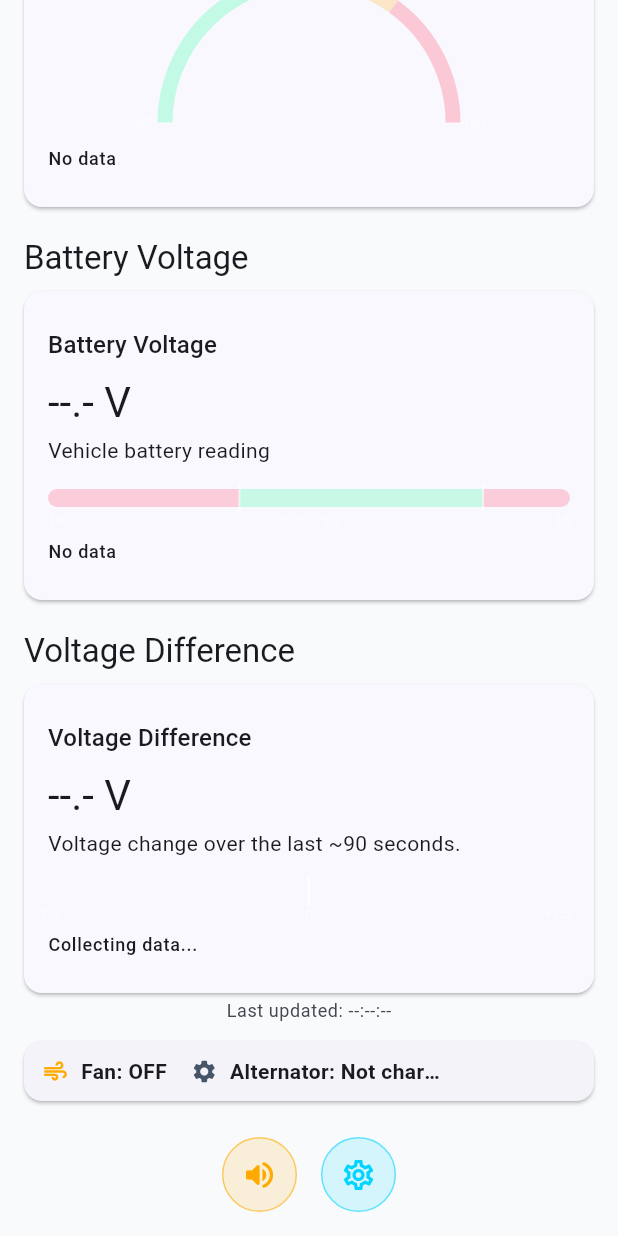
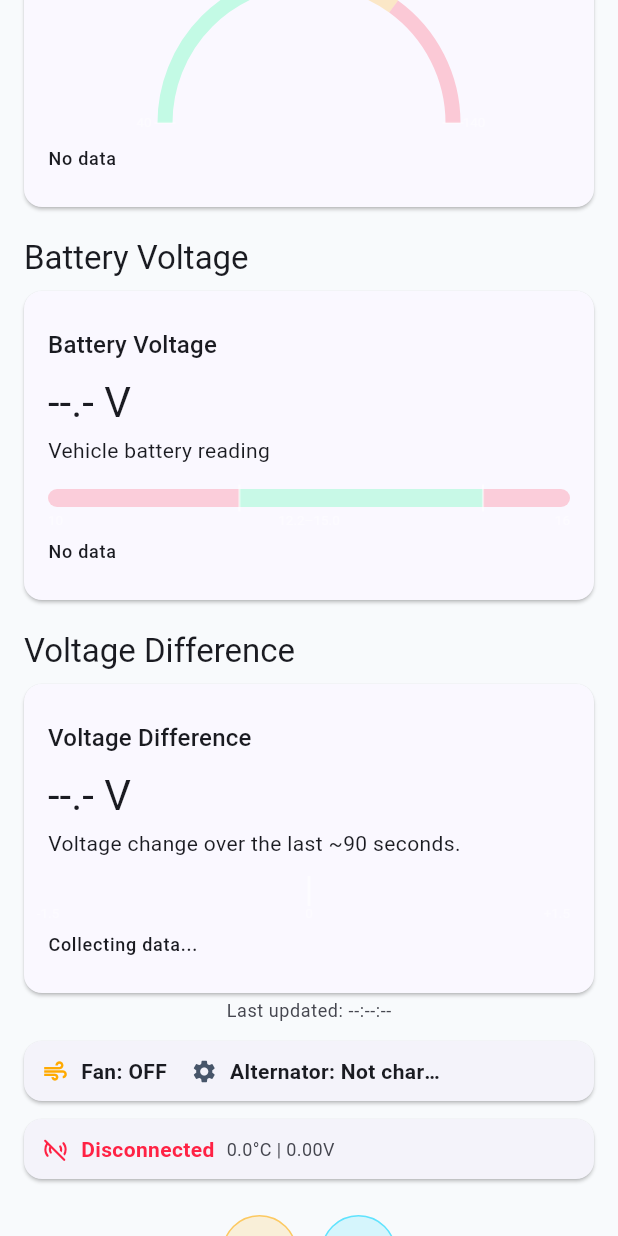
Before and after one commit to ahmadtefa/car_guard, a Flutter app: the screen it shows after launch, scrolled down 212 dp, on a phone screen of 412 x 824 dp. Run offline on Flutter 3.47's test engine with Material 3 defaults, Android fonts, the phone set to English and light mode, and no system bars; our stand-ins replace audioplayers, connectivity_plus, file_picker, flutter_local_notifications, flutter_riverpod, go_router and 2 more; missing offline and left inert: flutter_foreground_task; network calls fail.

Commit message:
Replace the top alerts banner with a compact system status card
Same size as the fan/alternator row, placed right under it:
- green 'System OK' with a live temp|volt summary when everything is fine
- amber warning / red critical with the most urgent active alert title
- red 'Disconnected' when the module is unreachable
The floating alerts banner and its top spacing are removed.

Co-authored-by: arena-agent <297053741+arena-agent@users.noreply.github.com>

```diff
--- a/files.txt
+++ b/files.txt
@@ -83,6 +83,7 @@ lib/features/dashboard/widgets/mini_gauges.dart
 lib/features/dashboard/widgets/module_limits_card.dart
 lib/features/dashboard/widgets/more_gauges.dart
 lib/features/dashboard/widgets/reading_chart_card.dart
+lib/features/dashboard/widgets/system_status_card.dart
 lib/features/dashboard/widgets/voltage_delta_card.dart
 lib/features/dashboard/widgets/voltage_difference_card.dart
 lib/features/device/models/device_data.dart
--- a/lib/core/l10n/app_l10n.dart
+++ b/lib/core/l10n/app_l10n.dart
@@ -81,6 +81,7 @@ class AppL10n {
   String notChargingV(String volt) =>
       isAr ? 'لا يشحن ($volt فولت)' : 'Not charging ($volt V)';
 
+  String get systemOk => isAr ? 'النظام يعمل' : 'System OK';
   String get readingsAndCharts => isAr
       ? 'القراءات والرسوم البيانية'
       : 'Readings & charts';
--- a/lib/features/dashboard/pages/dashboard_page.dart
+++ b/lib/features/dashboard/pages/dashboard_page.dart
@@ -16,10 +16,8 @@ import '../../../core/providers/device_provider.dart';
 import '../../../core/providers/effective_settings_provider.dart';
 import '../../settings/providers/settings_provider.dart';
 import '../models/dashboard_state.dart';
-import '../providers/alerts_provider.dart';
 import '../providers/dashboard_provider.dart';
 import '../providers/readings_history_provider.dart';
-import '../widgets/alerts_banner.dart';
 import '../widgets/battery_voltage_card.dart';
 import '../widgets/compact_status_row.dart';
 import '../widgets/dashboard_gauges.dart';
@@ -28,6 +26,7 @@ import '../widgets/fullscreen_hud_page.dart';
 import '../widgets/more_gauges.dart';
 import '../widgets/module_limits_card.dart';
 import '../widgets/reading_chart_card.dart';
+import '../widgets/system_status_card.dart';
 import '../widgets/voltage_delta_card.dart';
 
 /// Full-screen dashboard.
@@ -613,7 +612,6 @@ class _DashboardPageState extends ConsumerState<DashboardPage> {
   @override
   Widget build(BuildContext context) {
     final state = ref.watch(dashboardProvider);
-    final activeAlerts = ref.watch(alertsProvider).active;
 
     final l = ref.watch(l10nProvider);
 
@@ -634,11 +632,6 @@ class _DashboardPageState extends ConsumerState<DashboardPage> {
                 child: Column(
                   crossAxisAlignment: CrossAxisAlignment.start,
                   children: [
-                    if (activeAlerts.isNotEmpty) ...[
-                      AlertsBanner(alerts: activeAlerts),
-                      const SizedBox(height: AppSpacing.md),
-                    ],
-
                     // Gauges live at the very top of the screen.
                     _buildGaugeArea(
                       settings: settings,
@@ -663,6 +656,10 @@ class _DashboardPageState extends ConsumerState<DashboardPage> {
                     const SizedBox(height: AppSpacing.md),
 
                     const FanAlternatorRow(),
+
+                    const SizedBox(height: AppSpacing.md),
+
+                    const SystemStatusCard(),
 
                     const SizedBox(height: AppSpacing.xl),
 
--- /dev/null
+++ b/lib/features/dashboard/widgets/system_status_card.dart
@@ -0,0 +1,98 @@
+import 'package:flutter/material.dart';
+import 'package:flutter_riverpod/flutter_riverpod.dart';
+
+import '../../../core/constants/app_colors.dart';
+import '../../../core/constants/app_spacing.dart';
+import '../../../core/l10n/app_l10n.dart';
+import '../../../core/models/device_alert.dart';
+import '../../../core/providers/device_status_provider.dart';
+import '../providers/alerts_provider.dart';
+
+/// Compact system status card — the twin of the fan/alternator row:
+/// green "system OK" normally, or the most urgent active alert in
+/// amber/red when something is wrong.
+class SystemStatusCard extends ConsumerWidget {
+  const SystemStatusCard({super.key});
+
+  @override
+  Widget build(BuildContext context, WidgetRef ref) {
+    final l = ref.watch(l10nProvider);
+
+    final alerts = ref.watch(alertsProvider).active;
+    final device = ref.watch(deviceStatusProvider).value;
+
+    final connected = device?.connected ?? false;
+    final temperature = device?.temperatureData.engineTemperature;
+    final voltage = device?.batteryData.voltage;
+
+    // Highest severity wins.
+    DeviceAlert? lead;
+    for (final alert in alerts) {
+      if (lead == null || alert.severity.rank > lead.severity.rank) {
+        lead = alert;
+      }
+    }
+
+    final Color color;
+    final String text;
+    final IconData icon;
+
+    if (lead != null && lead.severity != AlertSeverity.info) {
+      color = lead.severity == AlertSeverity.critical
+          ? AppColors.neonRed
+          : AppColors.neonAmber;
+      text = lead.title;
+      icon = lead.severity == AlertSeverity.critical
+          ? Icons.warning_amber_rounded
+          : Icons.error_outline_rounded;
+    } else if (lead != null) {
+      // Info-level alert (e.g. connection lost).
+      color = AppColors.neonRed;
+      text = lead.title;
+      icon = Icons.sensors_off_rounded;
+    } else if (!connected) {
+      color = AppColors.neonRed;
+      text = l.disconnected;
+      icon = Icons.sensors_off_rounded;
+    } else {
+      color = AppColors.neonGreen;
+      text = l.systemOk;
+      icon = Icons.check_circle_rounded;
+    }
+
+    final summary = (temperature == null || voltage == null)
+        ? '--'
+        : '${temperature.toStringAsFixed(1)}°C | ${voltage.toStringAsFixed(2)}V';
+
+    return Card(
+      margin: EdgeInsets.zero,
+      child: Padding(
+        padding: const EdgeInsets.symmetric(
+          horizontal: AppSpacing.md,
+          vertical: AppSpacing.sm + 2,
+        ),
+        child: Row(
+          children: [
+            Icon(icon, size: 18, color: color),
+            const SizedBox(width: AppSpacing.sm),
+            Flexible(
+              child: Text(
+                text,
+                overflow: TextOverflow.ellipsis,
+                style: TextStyle(fontWeight: FontWeight.w700, color: color),
+              ),
+            ),
+            const SizedBox(width: AppSpacing.sm),
+            Text(
+              summary,
+              style: TextStyle(
+                fontSize: 12,
+                color: Theme.of(context).colorScheme.onSurfaceVariant,
+              ),
+            ),
+          ],
+        ),
+      ),
+    );
+  }
+}
```
